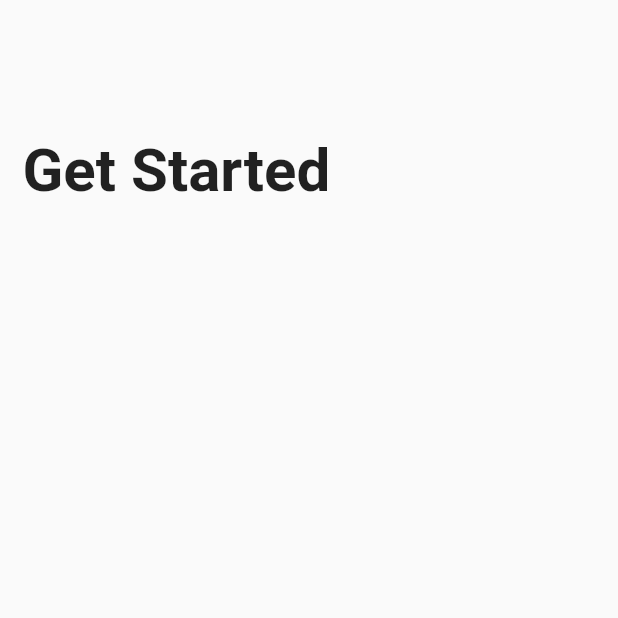
After one commit to xyronic15/StockInfo-Mobile-Application, a Flutter app: the HomePage screen opened directly, on a phone screen of 412 x 824 dp, the top half of it. The commit adds this screen. Run offline on Flutter 3.47's test engine with Material 2 defaults, Android fonts, the light colour scheme and no system bars.

Commit message:
Sign up page now redirects to home page upon successful sign up

```diff
--- /dev/null
+++ b/stocks_r_us/lib/screens/home_screen/home_page.dart
@@ -0,0 +1,24 @@
+import 'package:flutter/material.dart';
+
+class HomePage extends StatelessWidget {
+  const HomePage({Key? key}) : super(key: key);
+
+  @override
+  Widget build(BuildContext context) {
+    return Scaffold(
+        resizeToAvoidBottomInset: false,
+        body: Column(children: <Widget>[
+          // ignore: avoid_unnecessary_containers
+          Container(
+              child: Stack(children: [
+            Container(
+              padding: EdgeInsets.fromLTRB(15, 90, 0, 1),
+              child: Text(
+                'Get Started',
+                style: TextStyle(fontSize: 40, fontWeight: FontWeight.bold),
+              ),
+            ),
+          ]))
+        ]));
+  }
+}
```
Also changed, not shown: stocks_r_us/lib/ResponseBuilder.dart (added, +13 -0 lines), stocks_r_us/lib/screens/signup_screen/signup.dart (+28 -3 lines), stocks_r_us/lib/screens/signup_screen/signup_page.dart (+20 -5 lines), 2 other files.
